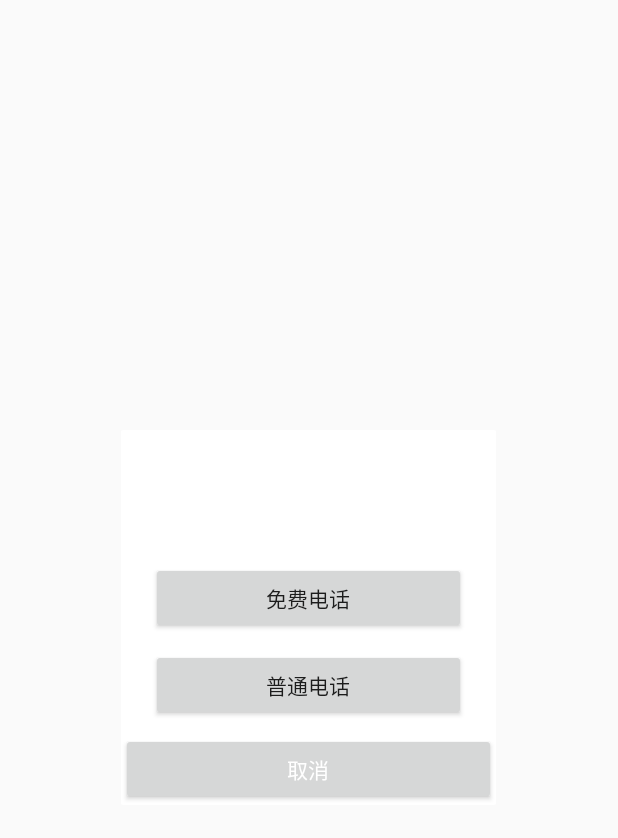
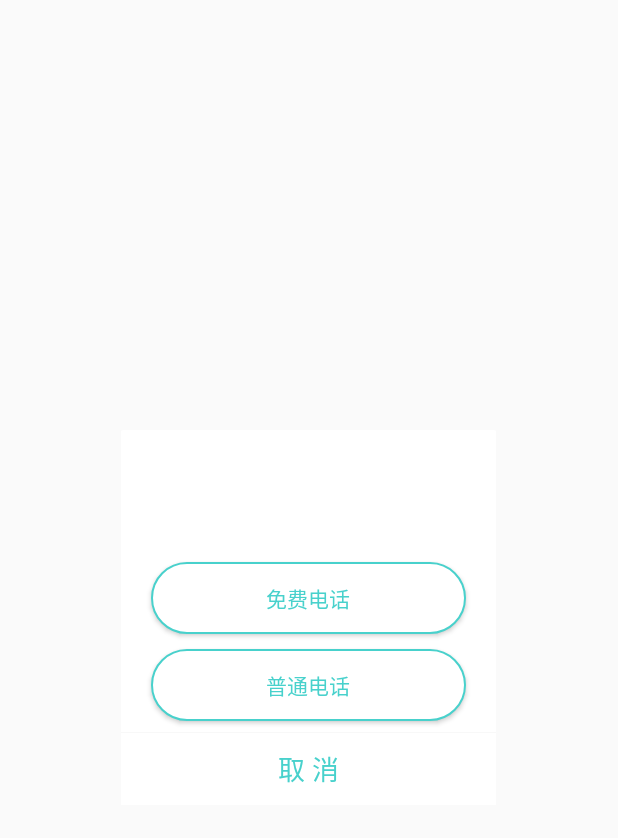
Before and after one commit to a616707902/wenguangIM, an Android app: the layout callphone_dialog.xml on its own in the app's theme, with its tools: preview values and no code run, on a phone screen of 412 x 824 dp. Shown: the top 838 px of the screen. Run offline under Robolectric (Android 15) with nearby library versions, the phone set to English and light mode, and no system bars.

Commit message:
增加界面

```diff
--- a/WenGuang/app/src/main/java/com/wenguang/chat/widget/LoadProgressDialog.java
+++ b/WenGuang/app/src/main/java/com/wenguang/chat/widget/LoadProgressDialog.java
@@ -18,15 +18,10 @@ import com.wenguang.chat.R;
 
 public class LoadProgressDialog extends Dialog {
 
-	public static final int FADED_ROUND_SPINNER = 0;
-	public static final int GEAR_SPINNER = 1;
-	public static final int SIMPLE_ROUND_SPINNER = 2;
 
 	static LoadProgressDialog instance;
 	View view;
 	TextView tvMessage;
-//	ImageView ivProgressSpinner;
-	//AnimationDrawable adProgressSpinner;
 	SplshView splshView;
 	Context context;
 
--- /dev/null
+++ b/WenGuang/app/src/main/res/drawable/btn_textcolor.xml
@@ -0,0 +1,8 @@
+<?xml version="1.0" encoding="utf-8"?>
+<selector xmlns:android="http://schemas.android.com/apk/res/android">
+    <item android:state_focused="false" android:state_enabled="true" android:state_pressed="false"
+        android:color="@drawable/qing" />
+    <item android:state_enabled="false" android:color="@drawable/white" />
+    <item android:state_pressed="true" android:color="@drawable/white" />
+    <item android:state_focused="true"  android:color="@drawable/white" />
+</selector>
--- /dev/null
+++ b/WenGuang/app/src/main/res/drawable/call_phone_btn_n.xml
@@ -0,0 +1,19 @@
+<?xml version="1.0" encoding="utf-8"?>
+<shape xmlns:android="http://schemas.android.com/apk/res/android" android:shape="rectangle" >
+    <corners
+        android:radius="48dp"
+        />
+    <solid
+        android:color="#ffffff"
+        />
+    <padding
+        android:left="0dp"
+        android:top="0dp"
+        android:right="0dp"
+        android:bottom="0dp"
+        />
+    <stroke
+        android:width="1dp"
+        android:color="#48D1CC"
+        />
+</shape>
--- /dev/null
+++ b/WenGuang/app/src/main/res/drawable/call_phone_btn_p.xml
@@ -0,0 +1,19 @@
+<?xml version="1.0" encoding="utf-8"?>
+<shape xmlns:android="http://schemas.android.com/apk/res/android" android:shape="rectangle" >
+    <corners
+        android:radius="48dp"
+        />
+    <solid
+        android:color="@color/gray_white"
+        />
+    <padding
+        android:left="0dp"
+        android:top="0dp"
+        android:right="0dp"
+        android:bottom="0dp"
+        />
+    <stroke
+        android:width="1dp"
+        android:color="@color/white"
+        />
+</shape>
--- /dev/null
+++ b/WenGuang/app/src/main/res/drawable/select_call_phone.xml
@@ -0,0 +1,6 @@
+<?xml version="1.0" encoding="utf-8"?>
+<selector xmlns:android="http://schemas.android.com/apk/res/android">
+    <item android:drawable="@drawable/call_phone_btn_n" android:state_pressed="false" />
+    <item android:drawable="@drawable/call_phone_btn_p" android:state_enabled="true" />
+    <item android:drawable="@drawable/call_phone_btn_p" android:state_pressed="true" />
+</selector>
--- a/WenGuang/app/src/main/res/layout/callphone_dialog.xml
+++ b/WenGuang/app/src/main/res/layout/callphone_dialog.xml
@@ -19,6 +19,7 @@
             android:layout_height="@dimen/four_eight_dp"
             android:layout_alignParentTop="true"
             android:layout_marginTop="@dimen/twenty_dp"
+            android:textColor="@android:color/black"
             android:gravity="center"
             />
 
@@ -27,9 +28,11 @@
             android:layout_width="match_parent"
             android:layout_height="wrap_content"
             android:layout_below="@id/show_num"
+            android:background="@drawable/select_call_phone"
             android:layout_marginLeft="@dimen/twenty_dp"
             android:layout_marginRight="@dimen/twenty_dp"
             android:layout_marginTop="@dimen/twenty_dp"
+            android:textColor="@drawable/btn_textcolor"
             android:text="@string/free_call"/>
 
         <Button
@@ -37,13 +40,15 @@
             android:layout_width="match_parent"
             android:layout_height="wrap_content"
             android:layout_below="@id/free_call"
+            android:background="@drawable/select_call_phone"
             android:layout_marginLeft="@dimen/twenty_dp"
             android:layout_marginRight="@dimen/twenty_dp"
             android:layout_marginTop="@dimen/ten_dp"
+            android:textColor="@drawable/btn_textcolor"
             android:text="@string/pu_call"/>
 
         <Button
-            android:id="@+id/textview_message"
+            android:id="@+id/cancle"
             android:layout_width="fill_parent"
             android:layout_height="wrap_content"
             android:layout_alignParentBottom="true"
@@ -51,8 +56,10 @@
             android:gravity="center"
             android:padding="10dp"
             android:singleLine="true"
+            android:background="@color/white"
+            android:textSize="@dimen/eighteen_sp"
             android:text="@string/cancel"
-            android:textColor="@android:color/white"/>
+            android:textColor="@color/qing"/>
     </RelativeLayout>
 
 </LinearLayout>
--- a/WenGuang/app/src/main/res/values/colors.xml
+++ b/WenGuang/app/src/main/res/values/colors.xml
@@ -29,4 +29,6 @@
         <item>@color/purple</item>
         <item>@color/yellow</item>
     </array>
+    <drawable name="white">#ffffff</drawable>
+    <drawable name="qing">#48D1CC</drawable>
 </resources>
--- a/WenGuang/app/src/main/res/values/dimens.xml
+++ b/WenGuang/app/src/main/res/values/dimens.xml
@@ -26,4 +26,5 @@
     <dimen name="two_huandryd_dp">200dp</dimen>
     <dimen name="one_five_zero_dp">150dp</dimen>
     <dimen name="two_huandryd_fivty_dp">250dp</dimen>
+    <dimen name="three">3dp</dimen>
 </resources>
--- a/WenGuang/app/src/main/res/values/strings.xml
+++ b/WenGuang/app/src/main/res/values/strings.xml
@@ -40,7 +40,7 @@
     <string name="inputname">姓名</string>
     <string name="inputsgn">个性签名</string>
     <string name="inputidcard">身份证号</string>
-    <string name="cancel">取消</string>
+    <string name="cancel">取  消</string>
     <string name="free_call">免费电话</string>
     <string name="pu_call">普通电话</string>
 </resources>
```
Also changed, not shown: WenGuang/app/src/main/AndroidManifest.xml (+8 -6 lines), WenGuang/app/src/main/java/com/wenguang/chat/activity/EMCallPhoneActivity.java (added, +92 -0 lines), WenGuang/app/src/main/java/com/wenguang/chat/mvp/model/EMCallPhoneModel.java (added, +9 -0 lines), WenGuang/app/src/main/java/com/wenguang/chat/mvp/model/EMCallPhoneModelImpl.java (added, +10 -0 lines), WenGuang/app/src/main/java/com/wenguang/chat/mvp/presenter/EMCallPhonePresenter.java (added, +13 -0 lines), WenGuang/app/src/main/java/com/wenguang/chat/mvp/view/EMCallPhoneView.java (added, +9 -0 lines), WenGuang/app/src/main/java/com/wenguang/chat/widget/CallPhoneDialog.java (+33 -9 lines), WenGuang/app/src/main/res/layout/activity_emcall_phone.xml (added, +121 -0 lines).
